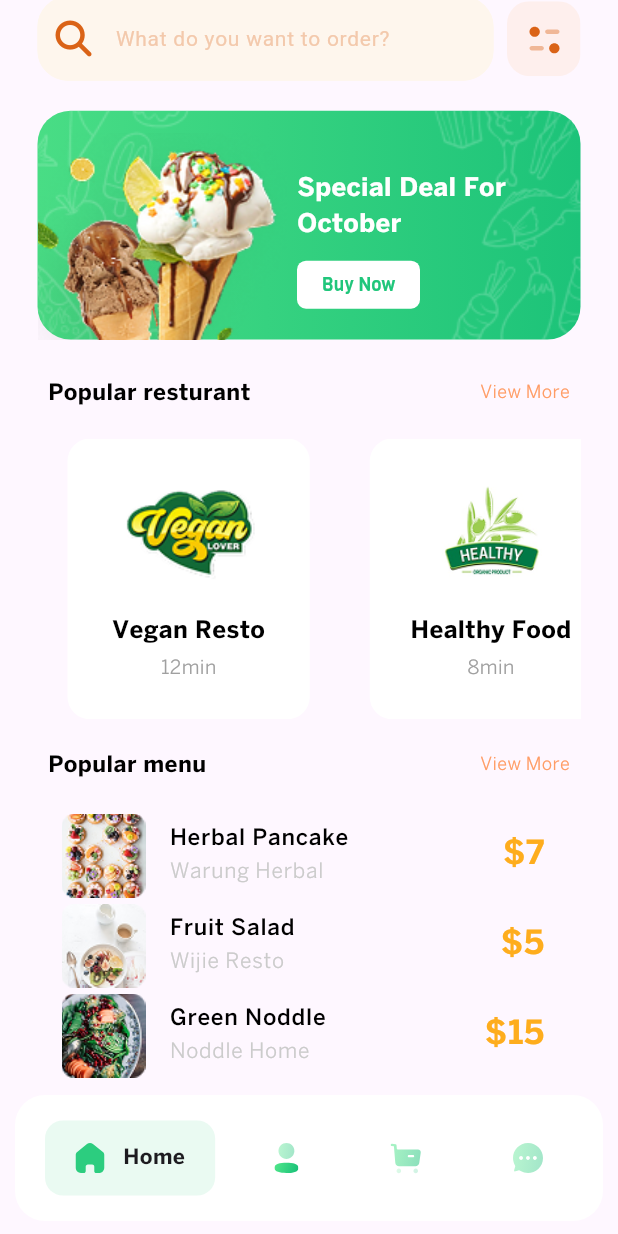
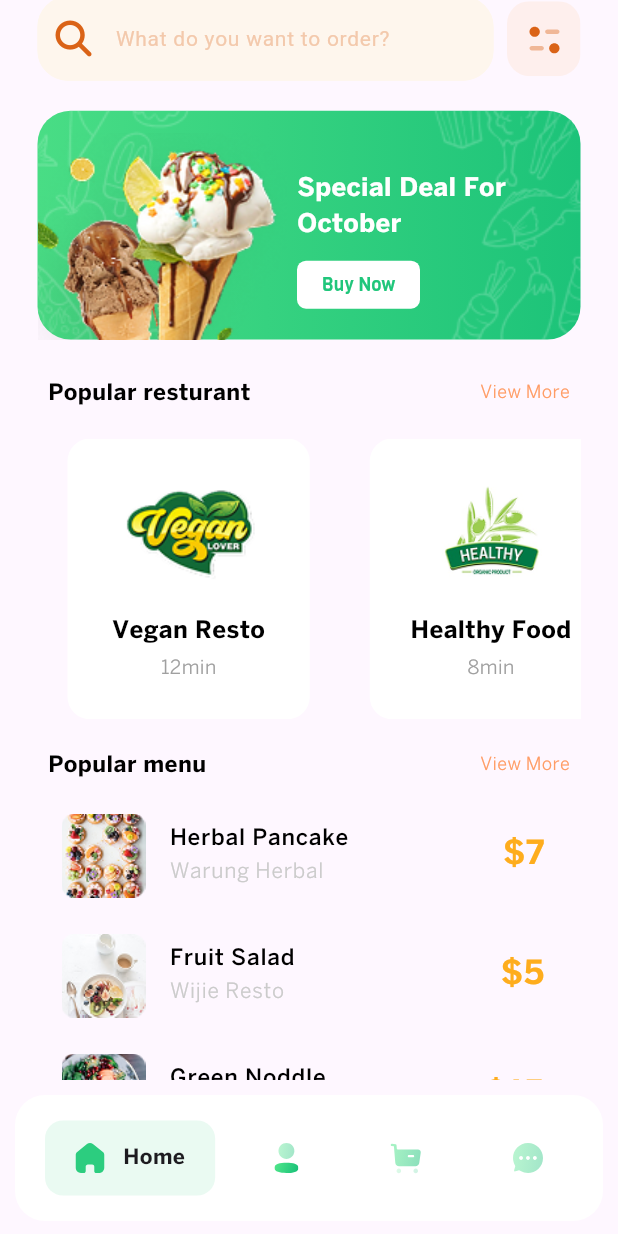
Before and after one commit to mohamedemad121/food-ninja, a Flutter app: the NavBar screen opened by its route, scrolled down 183 dp, on a phone screen of 412 x 824 dp. Run offline on Flutter 3.47's test engine with Material 3 defaults, Android fonts, the phone set to English and light mode, and no system bars; drawn by our look-alikes of google_nav_bar; our stand-ins replace flutter_svg, font_awesome_flutter, go_router, image_picker, pinput.

Commit message:
feat: Add ExploreMenu view with FilterText and ListViewPopularMenu components; update routing and SVG assets

```diff
--- a/lib/core/constant/app_router.dart
+++ b/lib/core/constant/app_router.dart
@@ -1,3 +1,4 @@
+import 'package:foodninja/presentation/explore_menu/explore_menu.dart';
 import 'package:foodninja/presentation/explore_resturant/views/explore_resturant.dart';
 import 'package:foodninja/presentation/filter/view/filter.dart';
 import 'package:foodninja/presentation/navigation_bar/navigation_bar.dart';
@@ -36,6 +37,7 @@ class AppRouter {
   static const knavigationbar = '/navigationbar';
   static const kexploreresturant = '/exploreresturant';
   static const kfilter = '/filter';
+  static const kexploremenu = '/exploremenu';
   static final router = GoRouter(
     routes: [
       GoRoute(path: '/', builder: (context, state) => SplashView()),
@@ -71,6 +73,7 @@ class AppRouter {
         builder: (context, state) => ExploreResturant(),
       ),
       GoRoute(path: kfilter, builder: (context, state) => FilterSearch()),
+      GoRoute(path: kexploremenu, builder: (context, state) => ExploreMenu()),
     ],
   );
 }
--- a/lib/core/constant/svg_manger.dart
+++ b/lib/core/constant/svg_manger.dart
@@ -17,5 +17,5 @@ class SvgManger {
   static const iconnotif = 'assets/svg/Icon Notifiaction.svg';
   static const iconsearch = 'assets/svg/Icon Search.svg';
   static const filter = 'assets/svg/Filter Icon.svg';
-
+  static const chat2 = 'assets/svg/Icon Chat.svg';
 }
--- a/lib/presentation/home_view/views/home_view.dart
+++ b/lib/presentation/home_view/views/home_view.dart
@@ -51,7 +51,13 @@ class HomeView extends StatelessWidget {
           ),
           SliverToBoxAdapter(child: SizedBox(height: 20)),
           SliverToBoxAdapter(
-            child: PopularResturant(text2: 'View More', text: 'Popular menu'),
+            child: PopularResturant(
+              onTap: () {
+                context.push(AppRouter.kexploremenu);
+              },
+              text2: 'View More',
+              text: 'Popular menu',
+            ),
           ),
           SliverToBoxAdapter(child: SizedBox(height: 20)),
           SliverToBoxAdapter(
--- a/lib/presentation/home_view/widgets/list_view_popular_menu.dart
+++ b/lib/presentation/home_view/widgets/list_view_popular_menu.dart
@@ -46,6 +46,7 @@ class ListViewPopularMenu extends StatelessWidget {
             ],
           ),
         ),
+        SizedBox(height: 20),
         ListTile(
           leading: Image.asset(ImageManger.photomenue),
           title: Row(
@@ -83,6 +84,7 @@ class ListViewPopularMenu extends StatelessWidget {
             ],
           ),
         ),
+        SizedBox(height: 20),
         ListTile(
           leading: Image.asset(ImageManger.photomenue2),
           title: Row(
--- a/lib/presentation/navigation_bar/navigation_bar.dart
+++ b/lib/presentation/navigation_bar/navigation_bar.dart
@@ -74,7 +74,10 @@ class _NavBarState extends State<NavBar> {
               GButton(
                 icon: FontAwesomeIcons.house,
                 iconSize: 0,
-                leading: SvgPicture.asset(SvgManger.chat),
+                leading:
+                    selectedIndex == 3
+                        ? SvgPicture.asset(SvgManger.chat2)
+                        : SvgPicture.asset(SvgManger.chat),
                 text: 'Chat',
                 borderRadius: BorderRadius.circular(12),
               ),
```
Also changed, not shown: lib/presentation/explore_menu/explore_menu.dart (added, +42 -0 lines), assets/svg/Icon Chat.svg (added).
